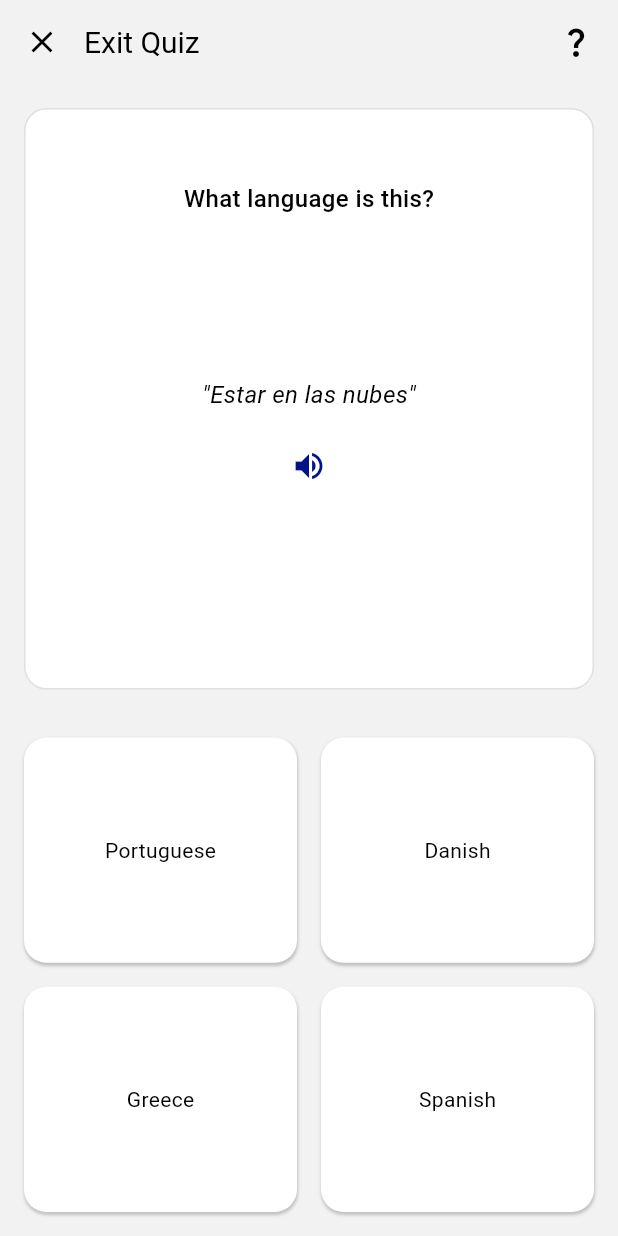
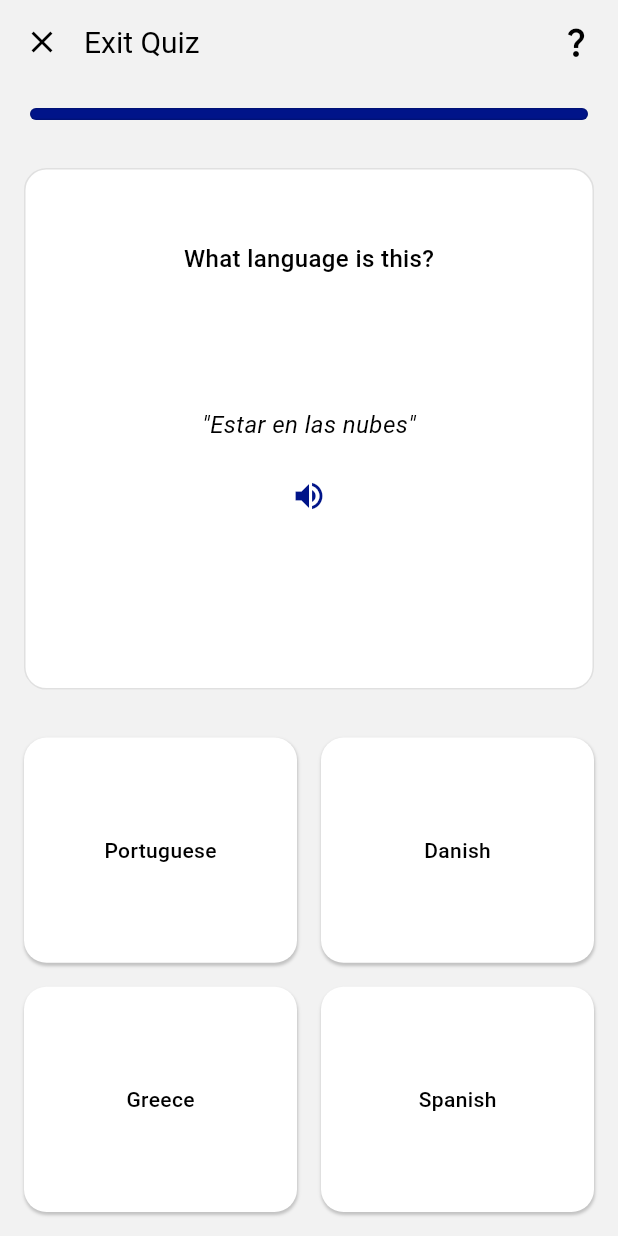
Before and after one commit to LukPle/LearnEurope, a Flutter app: the TabSelector screen opened by its route, after a tap on "Go to Languages Multiple Choice", on a phone screen of 412 x 824 dp. Run offline on Flutter 3.47's test engine with Material 3 defaults, Android fonts, the phone set to English and light mode, and no system bars; our stand-ins replace cloud_firestore, confetti, firebase_auth, firebase_core, flutter_mobx, flutter_svg and 3 more; accounts and stored records are empty; generated files the repository leaves out were written again; network calls fail.

Commit message:
Added progress bar for multiple choice and basic result handling

```diff
--- a/lib/constants/routes.dart
+++ b/lib/constants/routes.dart
@@ -1,6 +1,8 @@
+import 'dart:math';
 import 'package:flutter/material.dart';
 import 'package:learn_europe/models/enums/category_enum.dart';
 import 'package:learn_europe/models/multiple_choice_content_model.dart';
+import 'package:learn_europe/models/result_content_model.dart';
 import 'package:learn_europe/tab_selector.dart';
 import 'package:learn_europe/ui/screens/drag_and_drop_screen.dart';
 import 'package:learn_europe/ui/screens/loading_screen.dart';
@@ -56,6 +58,7 @@ Route<dynamic> generateRoute(RouteSettings destination) {
       );
     case multipleChoice:
       final multipleChoiceContent = destination.arguments as List<MultipleChoiceContentModel>;
+      multipleChoiceContent.shuffle(Random());
       return MaterialPageRoute(
         settings: destination,
         builder: (context) => MultipleChoiceScreen(
@@ -68,9 +71,10 @@ Route<dynamic> generateRoute(RouteSettings destination) {
         builder: (context) => const DragAndDropScreen(),
       );
     case result:
+      final resultContent = destination.arguments as ResultContentModel;
       return MaterialPageRoute(
         settings: destination,
-        builder: (context) => const ResultScreen(),
+        builder: (context) => ResultScreen(resultContentModel: resultContent),
       );
     default:
       throw ('Route ${destination.name} does not exist');
--- /dev/null
+++ b/lib/models/result_content_model.dart
@@ -0,0 +1,9 @@
+class ResultContentModel {
+  int numbQuestions;
+  int score;
+
+  ResultContentModel({
+    required this.numbQuestions,
+    required this.score,
+  });
+}
--- /dev/null
+++ b/lib/ui/components/quiz_progress_bar.dart
@@ -0,0 +1,39 @@
+import 'package:flutter/material.dart';
+import 'package:learn_europe/constants/colors.dart';
+import 'package:learn_europe/constants/paddings.dart';
+
+class QuizProgressBar extends StatelessWidget {
+  const QuizProgressBar({
+    super.key,
+    required this.numbQuestions,
+    required this.currentQuestion,
+  });
+
+  final int numbQuestions;
+  final int currentQuestion;
+
+  @override
+  Widget build(BuildContext context) {
+    return Row(
+      mainAxisAlignment: MainAxisAlignment.spaceBetween,
+      children: List.generate(numbQuestions, (index) {
+        bool isCompleted = index < currentQuestion;
+        return Expanded(
+          child: Container(
+            margin: const EdgeInsets.symmetric(horizontal: AppPaddings.padding_4),
+            height: AppPaddings.padding_8,
+            decoration: BoxDecoration(
+              color: isCompleted
+                  ? MediaQuery.of(context).platformBrightness == Brightness.light
+                      ? AppColors.primaryColorLight
+                      : AppColors.primaryColorDark
+                  : Colors.white,
+              border: Border.all(color: Colors.black12),
+              borderRadius: BorderRadius.circular(10),
+            ),
+          ),
+        );
+      }),
+    );
+  }
+}
--- a/lib/ui/screens/multiple_choice_screen.dart
+++ b/lib/ui/screens/multiple_choice_screen.dart
@@ -4,11 +4,13 @@ import 'package:learn_europe/constants/colors.dart';
 import 'package:learn_europe/constants/paddings.dart';
 import 'package:learn_europe/constants/strings.dart';
 import 'package:learn_europe/models/multiple_choice_content_model.dart';
+import 'package:learn_europe/models/result_content_model.dart';
 import 'package:learn_europe/stores/question_store.dart';
 import 'package:learn_europe/ui/components/app_appbar.dart';
 import 'package:learn_europe/ui/components/app_scaffold.dart';
 import 'package:learn_europe/ui/components/hint_dialog.dart';
 import 'package:learn_europe/constants/routes.dart' as routes;
+import 'package:learn_europe/ui/components/quiz_progress_bar.dart';
 
 class MultipleChoiceScreen extends StatefulWidget {
   const MultipleChoiceScreen({super.key, required this.multipleChoiceContentModel});
@@ -21,6 +23,7 @@ class MultipleChoiceScreen extends StatefulWidget {
 
 class MultipleChoiceScreenState extends State<MultipleChoiceScreen> {
   final QuestionStore questionStore = QuestionStore();
+  int score = 0;
 
   @override
   Widget build(BuildContext context) {
@@ -53,6 +56,11 @@ class MultipleChoiceScreenState extends State<MultipleChoiceScreen> {
           body: Column(
             crossAxisAlignment: CrossAxisAlignment.stretch,
             children: [
+              QuizProgressBar(
+                numbQuestions: widget.multipleChoiceContentModel.length,
+                currentQuestion: questionStore.numbQuestion + 1,
+              ),
+              const SizedBox(height: AppPaddings.padding_32),
               Expanded(
                 child: _buildMultipleChoiceQuestionCard(
                   child: widget.multipleChoiceContentModel[questionStore.numbQuestion].questionCardContent,
@@ -69,7 +77,16 @@ class MultipleChoiceScreenState extends State<MultipleChoiceScreen> {
                 children: List.generate(4, (index) {
                   return _buildMultipleChoiceAnswerCard(
                     child: Text(
-                        widget.multipleChoiceContentModel[questionStore.numbQuestion].shuffledAnswerOptions[index]),
+                      widget.multipleChoiceContentModel[questionStore.numbQuestion].shuffledAnswerOptions[index],
+                      style: TextStyle(
+                        fontWeight: FontWeight.w500,
+                        color: questionStore.isAnswered
+                            ? Colors.white
+                            : MediaQuery.of(context).platformBrightness == Brightness.light
+                                ? Colors.black
+                                : Colors.white,
+                      ),
+                    ),
                     correctAnswer: widget.multipleChoiceContentModel[questionStore.numbQuestion].correctAnswer,
                     index: index,
                   );
@@ -100,12 +117,23 @@ class MultipleChoiceScreenState extends State<MultipleChoiceScreen> {
     return GestureDetector(
       onTap: () => {
         questionStore.setAnswered(),
+        if (widget.multipleChoiceContentModel[questionStore.numbQuestion].shuffledAnswerOptions[index] == correctAnswer)
+          {
+            score += 20,
+          },
         Future.delayed(const Duration(seconds: 3), () {
           if (widget.multipleChoiceContentModel.length > (questionStore.numbQuestion + 1)) {
             questionStore.setUnanswered();
             questionStore.nextQuestion();
           } else {
-            Navigator.of(context).pushNamedAndRemoveUntil(routes.result, (Route<dynamic> route) => false);
+            Navigator.of(context).pushNamedAndRemoveUntil(
+              routes.result,
+              (Route<dynamic> route) => false,
+              arguments: ResultContentModel(
+                numbQuestions: widget.multipleChoiceContentModel.length,
+                score: score,
+              ),
+            );
           }
         }),
       },
```
Also changed, not shown: lib/ui/components/multiple_choice_question_cards/country_border_question_card.dart (+9 -3 lines), lib/ui/screens/drag_and_drop_screen.dart (+7 -2 lines), lib/ui/screens/result_screen.dart (+6 -6 lines).
